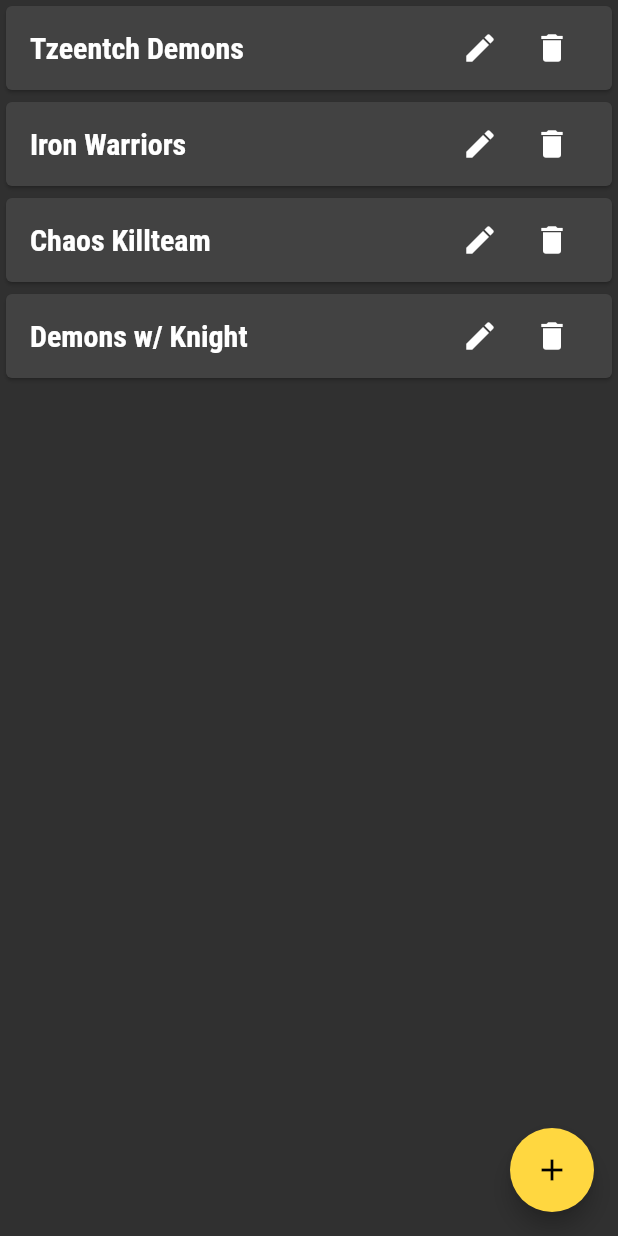
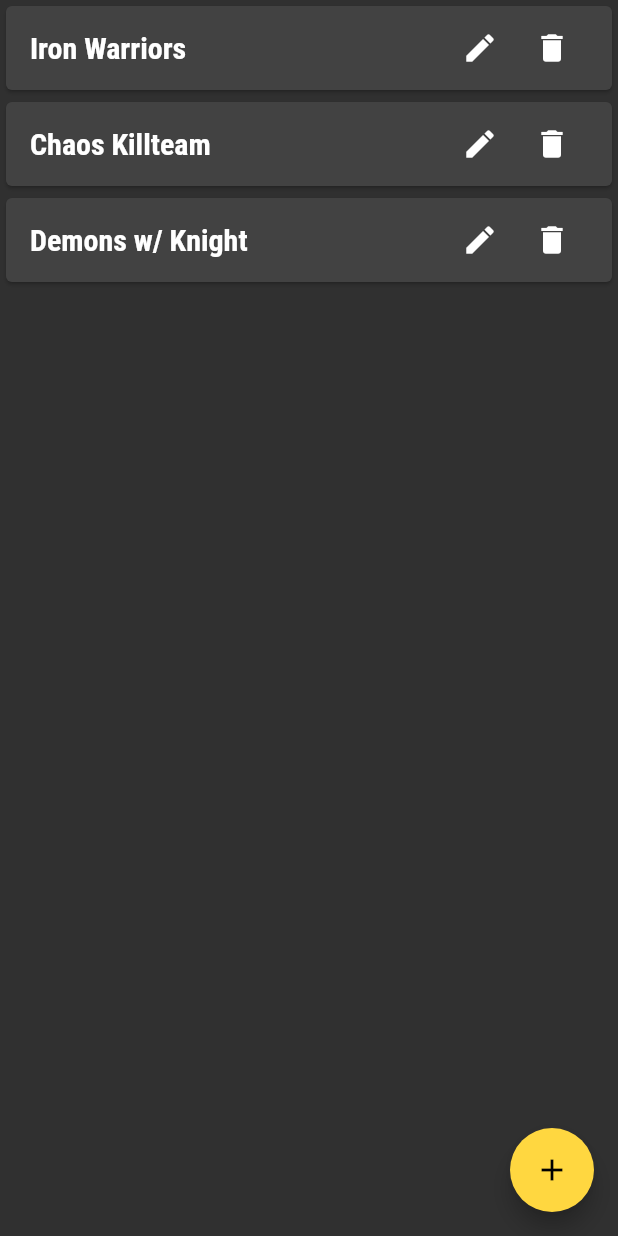
Before and after one commit to michaelmorrisg/warhammer-list, a Flutter app: the screen it shows after launch, after a tap on the "delete" icon, on a phone screen of 412 x 824 dp. Run offline on Flutter 3.47's test engine with Material 2 defaults, Android fonts, the phone set to English and light mode, and no system bars.

Commit message:
can delete army

```diff
--- a/lib/army_list.dart
+++ b/lib/army_list.dart
@@ -1,5 +1,3 @@
-import 'package:flutter/material.dart';
-import 'add_army.dart';
 import 'army.dart';
 import 'stat_item.dart';
 
@@ -15,30 +13,4 @@ class ArmyList {
     Army(title: 'Chaos Killteam', statItems: []),
     Army(title: 'Demons w/ Knight', statItems: []),
   ];
-
-  Card armyListItem(armyListIndex, context) {
-    return Card(
-      child: ListTile(
-          title: Text(armyList[armyListIndex].title,
-              style: TextStyle(fontSize: 20.0, fontWeight: FontWeight.w700)),
-          trailing: Row(
-            mainAxisSize: MainAxisSize.min,
-            children: <Widget>[
-              IconButton(
-                  icon: Icon(Icons.edit),
-                  onPressed: () {
-                    Navigator.push(context, MaterialPageRoute(builder: (context) => AddArmy(army: armyList[armyListIndex])));
-                  }),
-              IconButton(
-                  icon: Icon(Icons.delete),
-                  onPressed: () {
-                    print('delete!');
-                  }),
-            ],
-          ),
-          onTap: () {
-            // Navigator.push(context, MaterialPageRoute(builder: (context) => AddArmy(army: armyList[armyListIndex])));
-          }),
-    );
-  }
 }
--- a/lib/main.dart
+++ b/lib/main.dart
@@ -21,7 +21,6 @@ class MyApp extends StatelessWidget {
       initialRoute: '/',
       routes: {
         '/': (context) => MainScreen(),
-        '/add-army': (context) => AddArmy(),
       }
     );
   }
--- a/lib/main_screen.dart
+++ b/lib/main_screen.dart
@@ -54,7 +54,36 @@ class _MainScreenState extends State<MainScreen> {
       body: ListView.builder(
           itemCount: armyList.armyList.length,
           itemBuilder: (BuildContext context, index) {
-            return armyList.armyListItem(index, context);
+            return Card(
+              child: ListTile(
+                  title: Text(armyList.armyList[index].title,
+                      style: TextStyle(
+                          fontSize: 20.0, fontWeight: FontWeight.w700)),
+                  trailing: Row(
+                    mainAxisSize: MainAxisSize.min,
+                    children: <Widget>[
+                      IconButton(
+                          icon: Icon(Icons.edit),
+                          onPressed: () {
+                            Navigator.push(
+                                context,
+                                MaterialPageRoute(
+                                    builder: (context) => AddArmy(
+                                        army: armyList.armyList[index])));
+                          }),
+                      IconButton(
+                          icon: Icon(Icons.delete),
+                          onPressed: () {
+                            setState(() {
+                              armyList.armyList.removeAt(index);
+                            });
+                          }),
+                    ],
+                  ),
+                  onTap: () {
+                    // Navigator.push(context, MaterialPageRoute(builder: (context) => AddArmy(army: armyList[armyListIndex])));
+                  }),
+            );
           }),
     );
   }
```
